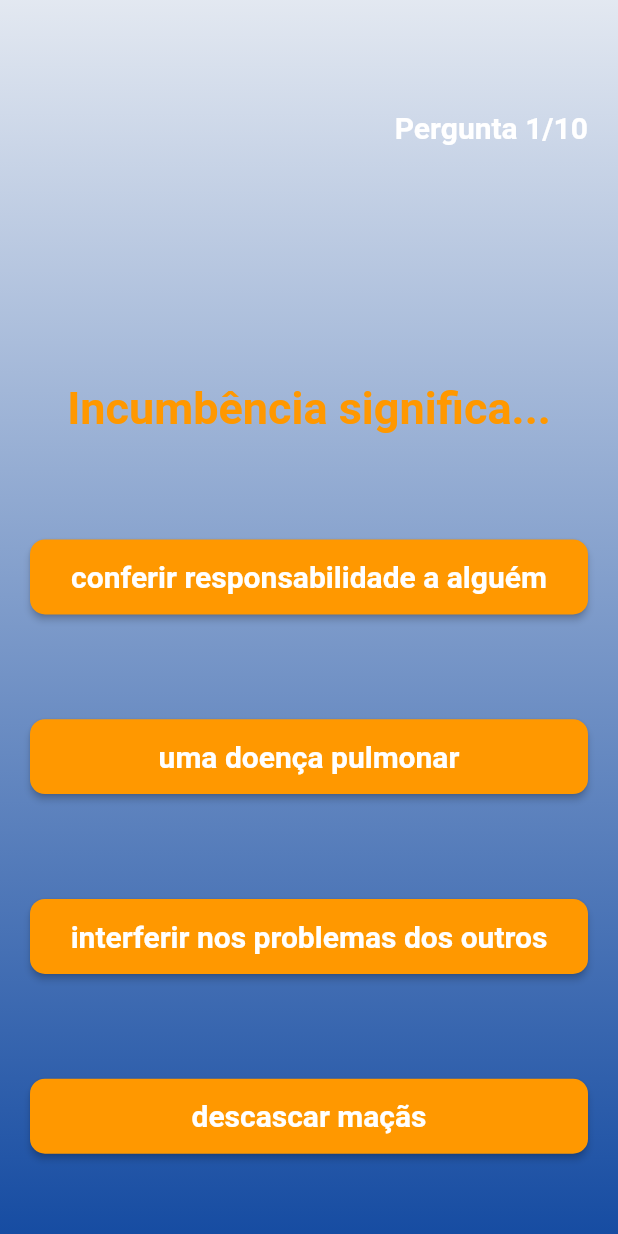
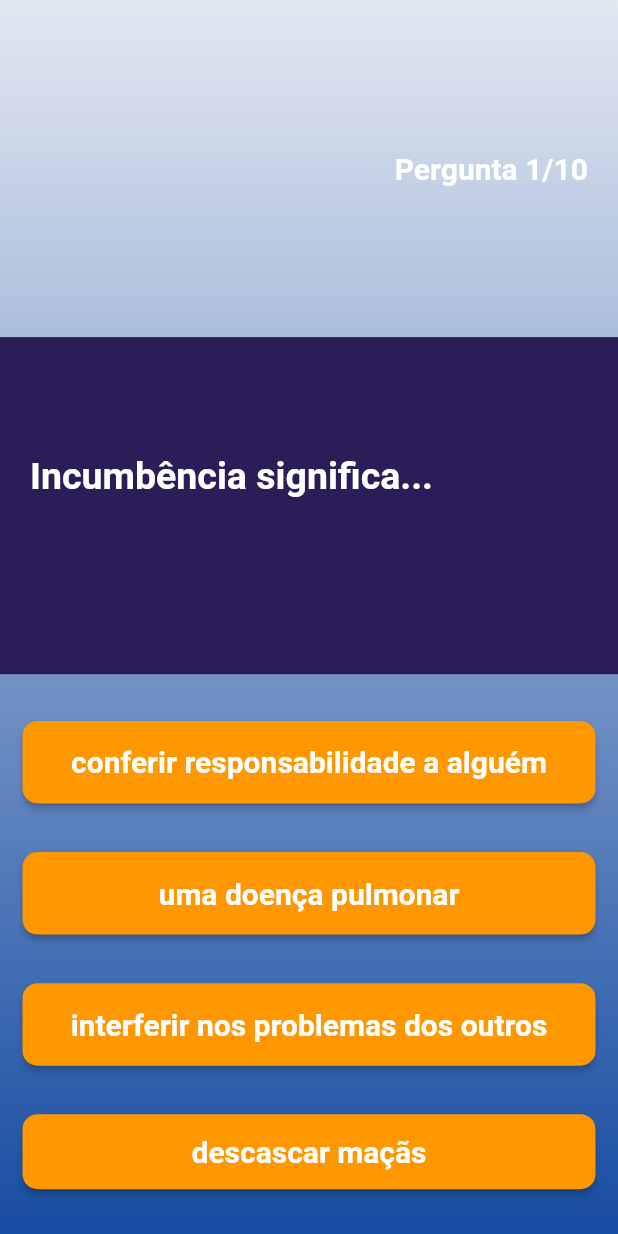
Before and after one commit to projectsifma/projects, a Flutter app: the screen it shows after launch, after a tap on "JOGAR", on a phone screen of 412 x 824 dp. Run offline on Flutter 3.47's test engine with Material 2 defaults, Android fonts, the phone set to English and light mode, and no system bars.

Commit message:
Container Perguntas

```diff
--- a/quiz/lib/quiz.dart
+++ b/quiz/lib/quiz.dart
@@ -89,6 +89,7 @@ class _QuizState extends State<Quiz> {
             ),
           ),
         ),*/
+
         body: Stack(
           fit: StackFit.expand,
           children: [
@@ -101,18 +102,14 @@ class _QuizState extends State<Quiz> {
                       end: FractionalOffset.bottomCenter,
                       colors: [_accentColor.withOpacity(0.1), _accentColor],
                       stops: const [0.0, 1.0])),
+              child: Column(
+                mainAxisAlignment: MainAxisAlignment.spaceBetween,
+                children: [
+                  Expanded(
+                    flex: 6,
                     child: Padding(
                       padding: const EdgeInsets.all(20.0),
-                child: Column(
-                  mainAxisAlignment: MainAxisAlignment.spaceAround,
-                  children: <Widget>[
-                    Stack(
-                      children: [
-                        Container(
-                          height: 60,
-                          width: double.infinity,
-                          //decoration: const BoxDecoration(
-                          //color: Color.fromARGB(207, 14, 144, 219)),
+                      child: Container(
                         child: Align(
                             alignment: Alignment.centerRight,
                             child: Text('Pergunta $perguntaNumero/10',
@@ -121,20 +118,41 @@ class _QuizState extends State<Quiz> {
                                     color: Colors.white,
                                     fontWeight: FontWeight.bold))),
                       ),
-                      ],
                     ),
-                    Center(
+                  ),
+                  Expanded(
+                    flex: 6,
+                    //child: ClipRRect(
+                    //borderRadius: BorderRadius.circular(15),
+                    child: Container(
+                      width: double.infinity,
+                      color: Color.fromARGB(255, 43, 29, 87),
+                      child: Padding(
+                        padding: const EdgeInsets.all(20.0),
+                        child: Container(
                           child: Text(
                             '\n\n${quiz[perguntaNumero - 1]['Pergunta']}',
                             style: const TextStyle(
-                            color: Colors.orange,
-                            fontSize: 30.0,
+                                color: Colors.white,
+                                fontSize: 25.0,
                                 fontWeight: FontWeight.bold),
                           ),
                         ),
+                      ),
+                    ),
+                    //),
+                  ),
+                  Expanded(
+                    flex: 10,
+                    child: Padding(
+                      padding: const EdgeInsets.all(15.0),
+                      child: Container(
+                        child: Column(
+                          mainAxisAlignment: MainAxisAlignment.spaceAround,
+                          children: [
                             SizedBox(
                               width: double.infinity,
-                      height: 50,
+                              height: 55,
                               child: MaterialButton(
                                 onPressed: () {
                                   print('Pressionado 01');
@@ -142,8 +160,8 @@ class _QuizState extends State<Quiz> {
                                 },
                                 color: Colors.orange,
                                 shape: const RoundedRectangleBorder(
-                            borderRadius:
-                                BorderRadius.all(Radius.circular(10.0))),
+                                    borderRadius: BorderRadius.all(
+                                        Radius.circular(10.0))),
                                 child: Text(
                                   quiz[perguntaNumero - 1]['Respostas'][0],
                                   style: const TextStyle(
@@ -155,7 +173,7 @@ class _QuizState extends State<Quiz> {
                             ),
                             SizedBox(
                               width: double.infinity,
-                      height: 50,
+                              height: 55,
                               child: MaterialButton(
                                 onPressed: () {
                                   print('Pressionado 02');
@@ -163,8 +181,8 @@ class _QuizState extends State<Quiz> {
                                 },
                                 color: Colors.orange,
                                 shape: const RoundedRectangleBorder(
-                            borderRadius:
-                                BorderRadius.all(Radius.circular(10.0))),
+                                    borderRadius: BorderRadius.all(
+                                        Radius.circular(10.0))),
                                 child: Text(
                                   quiz[perguntaNumero - 1]['Respostas'][1],
                                   style: const TextStyle(
@@ -176,7 +194,7 @@ class _QuizState extends State<Quiz> {
                             ),
                             SizedBox(
                               width: double.infinity,
-                      height: 50,
+                              height: 55,
                               child: MaterialButton(
                                 onPressed: () {
                                   print('Pressionado 03');
@@ -184,8 +202,8 @@ class _QuizState extends State<Quiz> {
                                 },
                                 color: Colors.orange,
                                 shape: const RoundedRectangleBorder(
-                            borderRadius:
-                                BorderRadius.all(Radius.circular(10.0))),
+                                    borderRadius: BorderRadius.all(
+                                        Radius.circular(10.0))),
                                 child: Text(
                                   quiz[perguntaNumero - 1]['Respostas'][2],
                                   style: const TextStyle(
@@ -205,8 +223,8 @@ class _QuizState extends State<Quiz> {
                                 },
                                 color: Colors.orange,
                                 shape: const RoundedRectangleBorder(
-                            borderRadius:
-                                BorderRadius.all(Radius.circular(10.0))),
+                                    borderRadius: BorderRadius.all(
+                                        Radius.circular(10.0))),
                                 child: Text(
                                   quiz[perguntaNumero - 1]['Respostas'][3],
                                   style: const TextStyle(
@@ -220,6 +238,10 @@ class _QuizState extends State<Quiz> {
                         ),
                       ),
                     ),
+                  ),
+                ],
+              ),
+            ),
           ],
         ),
       ),
```
Lines whose indentation alone changed are shown as unchanged.
